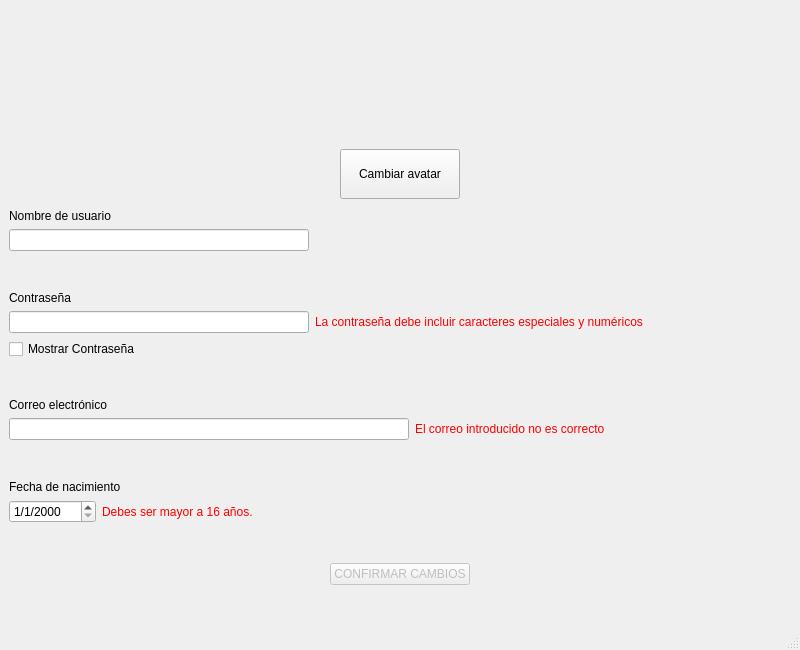
The window that mapa/perfil.ui (jorgecanut/mapaIHM) describes before a commit, drawn with Qt 5.
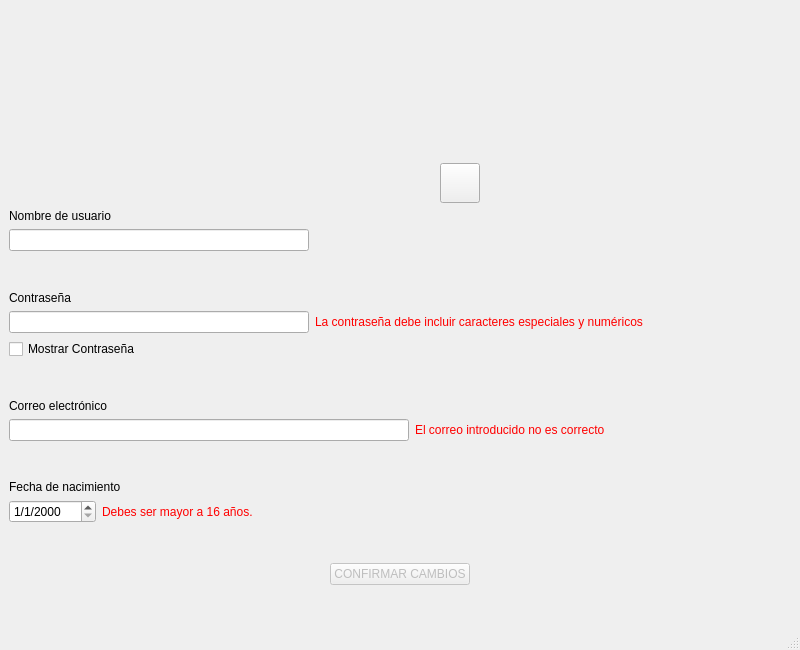
The same window after the commit. Icons and pictures are not drawn.

Commit message: Lapiz en boton y ajuste de estilo

```diff
--- a/mapa/perfil.ui
+++ b/mapa/perfil.ui
@@ -68,24 +68,28 @@
        </spacer>
       </item>
       <item>
-       <layout class="QVBoxLayout" name="verticalLayout_Avatar">
-        <item>
-         <layout class="QHBoxLayout" name="horizontalLayout">
-          <item>
-           <spacer name="horizontalSpacer">
-            <property name="orientation">
-             <enum>Qt::Orientation::Horizontal</enum>
-            </property>
-            <property name="sizeHint" stdset="0">
+       <widget class="QWidget" name="avatarOverlayContainer">
+        <property name="minimumSize">
+         <size>
+          <width>160</width>
+          <height>160</height>
+         </size>
+        </property>
+        <property name="maximumSize">
              <size>
-              <width>40</width>
-              <height>20</height>
-             </size>
-            </property>
-           </spacer>
-          </item>
-          <item>
+          <width>160</width>
+          <height>160</height>
+         </size>
+        </property>
            <widget class="QLabel" name="lAvatar">
+         <property name="geometry">
+          <rect>
+           <x>5</x>
+           <y>5</y>
+           <width>150</width>
+           <height>150</height>
+          </rect>
+         </property>
             <property name="sizePolicy">
              <sizepolicy hsizetype="Fixed" vsizetype="Fixed">
               <horstretch>0</horstretch>
@@ -94,8 +98,8 @@
             </property>
             <property name="minimumSize">
              <size>
-              <width>100</width>
-              <height>100</height>
+           <width>150</width>
+           <height>150</height>
              </size>
             </property>
             <property name="maximumSize">
@@ -120,42 +124,15 @@
              <set>Qt::AlignmentFlag::AlignCenter</set>
             </property>
            </widget>
-          </item>
-          <item>
-           <spacer name="horizontalSpacer_4">
-            <property name="orientation">
-             <enum>Qt::Orientation::Horizontal</enum>
-            </property>
-            <property name="sizeHint" stdset="0">
-             <size>
-              <width>40</width>
-              <height>20</height>
-             </size>
-            </property>
-           </spacer>
-          </item>
-         </layout>
-        </item>
-        <item>
-         <layout class="QHBoxLayout" name="horizontalLayout_ButtonCenter">
-          <item>
-           <spacer name="horizontalSpacer_ButtonLeft">
-            <property name="orientation">
-             <enum>Qt::Orientation::Horizontal</enum>
-            </property>
-            <property name="sizeType">
-             <enum>QSizePolicy::Policy::Expanding</enum>
-            </property>
-            <property name="sizeHint" stdset="0">
-             <size>
-              <width>40</width>
-              <height>20</height>
-             </size>
-            </property>
-           </spacer>
-          </item>
-          <item>
            <widget class="QPushButton" name="pbCambiarAvatar">
+         <property name="geometry">
+          <rect>
+           <x>120</x>
+           <y>120</y>
+           <width>40</width>
+           <height>40</height>
+          </rect>
+         </property>
             <property name="sizePolicy">
              <sizepolicy hsizetype="Fixed" vsizetype="Fixed">
               <horstretch>0</horstretch>
@@ -164,56 +141,31 @@
             </property>
             <property name="minimumSize">
              <size>
-              <width>120</width>
-              <height>50</height>
+           <width>40</width>
+           <height>40</height>
              </size>
             </property>
             <property name="maximumSize">
              <size>
-              <width>160</width>
-              <height>50</height>
+           <width>40</width>
+           <height>40</height>
              </size>
             </property>
             <property name="text">
-             <string>Cambiar avatar</string>
-            </property>
-           </widget>
-          </item>
-          <item>
-           <spacer name="horizontalSpacer_ButtonRight">
-            <property name="orientation">
-             <enum>Qt::Orientation::Horizontal</enum>
-            </property>
-            <property name="sizeType">
-             <enum>QSizePolicy::Policy::Expanding</enum>
-            </property>
-            <property name="sizeHint" stdset="0">
+          <string/>
+         </property>
+         <property name="icon">
+          <iconset resource="resource.qrc">
+           <normaloff>:/icons/icons/ataque.png</normaloff>:/icons/icons/ataque.png</iconset>
+         </property>
+         <property name="iconSize">
              <size>
-              <width>40</width>
-              <height>20</height>
-             </size>
-            </property>
-           </spacer>
-          </item>
-         </layout>
-        </item>
-        <item>
-         <spacer name="verticalSpacer_ButtonAlignment">
-          <property name="orientation">
-           <enum>Qt::Orientation::Vertical</enum>
-          </property>
-          <property name="sizeType">
-           <enum>QSizePolicy::Policy::Expanding</enum>
-          </property>
-          <property name="sizeHint" stdset="0">
-           <size>
-            <width>20</width>
-            <height>10</height>
-           </size>
-          </property>
-         </spacer>
-        </item>
-       </layout>
+           <width>24</width>
+           <height>24</height>
+          </size>
+         </property>
+        </widget>
+       </widget>
       </item>
       <item>
        <spacer name="horizontalSpacer_RightCenter">
```
Left out of the diff: 2 changed lines with no effect on the pictures. Lines whose indentation alone changed are shown as unchanged. The commit also changes 7 other files.
